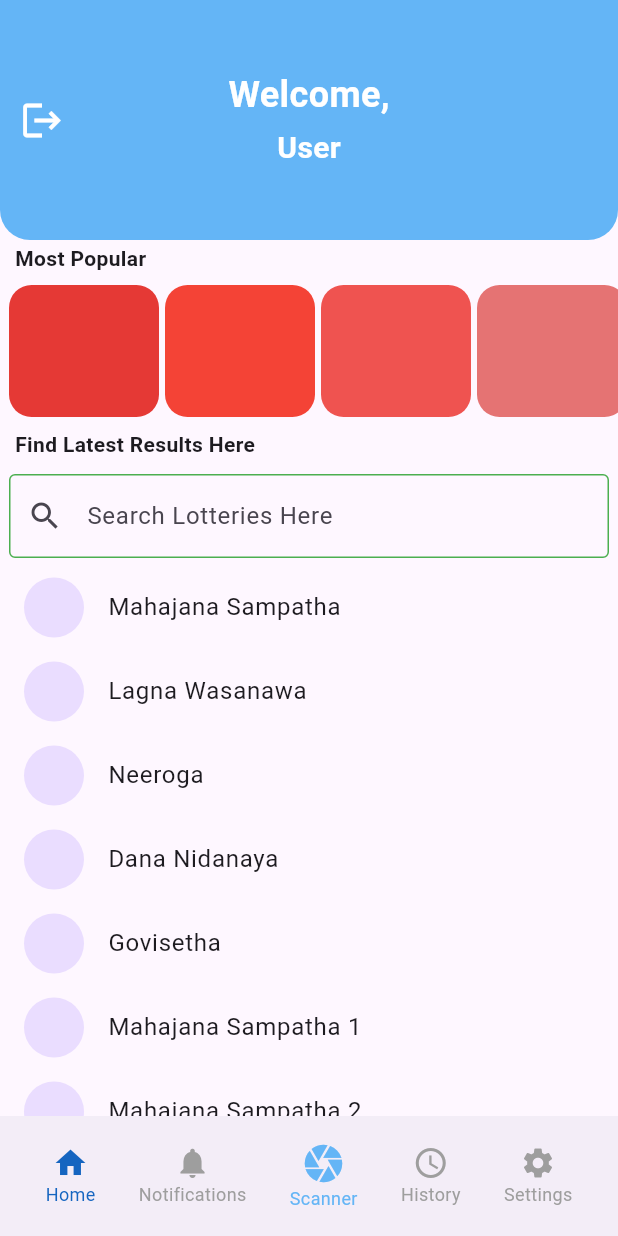
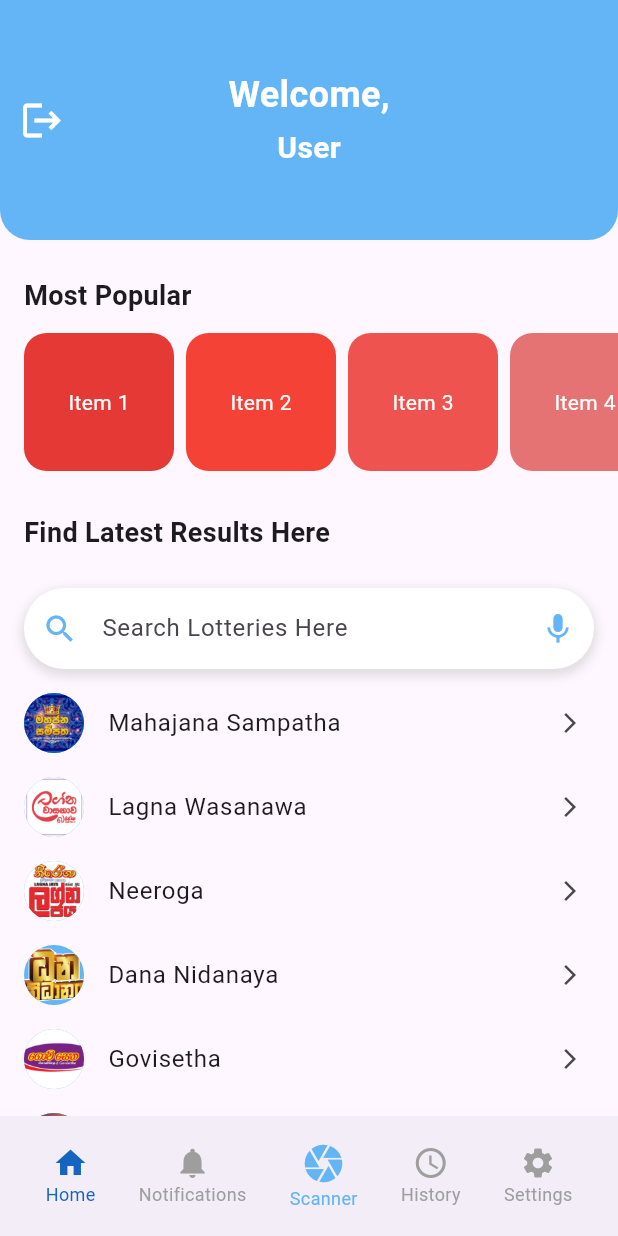
Before and after one commit to sumira/lottery-scanner-app, a Flutter app: the screen it shows after launch, on a phone screen of 412 x 824 dp. Run offline on Flutter 3.47's test engine with Material 3 defaults, Android fonts, the light colour scheme and no system bars; our stand-ins replace cloud_firestore, firebase_auth, firebase_core; accounts and stored records are empty.

Commit message:
Scaanner Ui created and addedd the ticket images to the tickets data model

```diff
--- a/lib/data_models/ticket.dart
+++ b/lib/data_models/ticket.dart
@@ -2,21 +2,23 @@ class Ticket {
   final String name;
   final String drawNumber;
   final String winningNumbers;
+  final String imagePath;
 
   Ticket(
     this.name,
     this.drawNumber,
     this.winningNumbers,
+    this.imagePath,
   );
 }
 
 List tickets = [
-  Ticket('Mahajana Sampatha', '', ''),
-  Ticket('Lagna Wasanawa', '', ''),
-  Ticket('Neeroga', '', ''),
-  Ticket('Dana Nidanaya', '', ''),
-  Ticket('Govisetha', '', ''),
-  Ticket('Mahajana Sampatha 1', '', ''),
-  Ticket('Mahajana Sampatha 2', '', ''),
-  Ticket('Mahajana Sampatha 3', '', ''),
+  Ticket('Mahajana Sampatha', '', '', "assets/mahajana_sampatha.jpeg"),
+  Ticket('Lagna Wasanawa', '', '', "assets/lagna_wasanawa.png"),
+  Ticket('Neeroga', '', '', "assets/neeroga.png"),
+  Ticket('Dana Nidanaya', '', '', "assets/dana_nidanaya.png"),
+  Ticket('Govisetha', '', '', "assets/govisetha.png"),
+  Ticket('Super Ball', '', '', "assets/super_ball.jpg"),
+  Ticket('Shanida Wasanawa', '', '', "assets/shanida_wasanawa.jpeg"),
+  Ticket('Jayoda', '', '', "assets/jayoda.jpg"),
 ];
--- a/lib/screens/home/home.dart
+++ b/lib/screens/home/home.dart
@@ -1,6 +1,7 @@
 import 'package:firebase_auth/firebase_auth.dart';
 import 'package:flutter/material.dart';
 import 'package:lottery_app/pages/login/signUp/login.dart';
+import 'package:lottery_app/pages/scanner.dart';
 import 'package:lottery_app/routes/routes.dart';
 import 'package:lottery_app/screens/home/home_page.dart';
 import 'package:lottery_app/pages/lottery_history.dart';
@@ -57,7 +58,7 @@ class _HomeState extends State<Home> {
   static final List<Widget> _pages = <Widget>[
     HomeScreen(),
     LotteryNotifications(),
-    HomeScreen(),
+    TicketScanner(),
     LotteryHistory(),
     SettingsPage(),
   ];
@@ -65,7 +66,8 @@ class _HomeState extends State<Home> {
   void _onItemTapped(int index) {
     if (index == 2) {
       // Open scanner
-      Navigator.of(context).pushNamed(RouteManager.scanner);
+      Navigator.of(context)
+          .push(MaterialPageRoute(builder: (context) => TicketScanner()));
     } else {
       setState(() {
         _selectedIndex = index;
--- a/lib/screens/home/home_page.dart
+++ b/lib/screens/home/home_page.dart
@@ -2,130 +2,116 @@ import 'package:flutter/material.dart';
 import 'package:lottery_app/data_models/ticket.dart';
 
 class HomeScreen extends StatelessWidget {
+  const HomeScreen({Key? key}) : super(key: key);
+
   @override
   Widget build(BuildContext context) {
-    //final screenWidth = MediaQuery.of(context).size.width;
+    return CustomScrollView(
+      slivers: [
+        SliverToBoxAdapter(child: _buildMostPopular()),
+        SliverToBoxAdapter(child: _buildLatestResultsSearch(context)),
+        SliverList(delegate: _buildTicketsList()),
+      ],
+    );
+  }
+
+  Widget _buildMostPopular() {
     return Column(
-      children: <Widget>[
-        const Row(
+      crossAxisAlignment: CrossAxisAlignment.start,
       children: [
-            Padding(padding: EdgeInsets.fromLTRB(10, 24, 0, 0)),
-            Text("Most Popular", style: TextStyle(fontWeight: FontWeight.bold)),
-          ],
+        const Padding(
+          padding: EdgeInsets.fromLTRB(16, 24, 16, 8),
+          child: Text(
+            "Most Popular",
+            style: TextStyle(fontSize: 18, fontWeight: FontWeight.bold),
+          ),
         ),
         SizedBox(
           height: 100,
-          child: ListView(
+          child: ListView.builder(
+            padding: const EdgeInsets.symmetric(horizontal: 12),
+            scrollDirection: Axis.horizontal,
+            itemCount: 6,
+            itemBuilder: (context, index) {
+              return Padding(
                 padding: const EdgeInsets.all(4.0),
-            scrollDirection: Axis.horizontal,
-            shrinkWrap: true,
-            children: [
-              Padding(
-                padding: const EdgeInsets.all(2.0),
-                child: ClipRRect(
-                  borderRadius: BorderRadius.circular(15),
-                  child: Container(
-                    padding: const EdgeInsets.only(right: 10),
-                    width: 100,
-                    color: Colors.red[600],
-                  ),
-                ),
-              ),
-              Padding(
-                padding: const EdgeInsets.all(2.0),
-                child: ClipRRect(
-                  borderRadius: BorderRadius.circular(15),
-                  child: Container(
-                    padding: const EdgeInsets.only(right: 10),
-                    width: 100,
-                    color: Colors.red[500],
-                  ),
-                ),
-              ),
-              Padding(
-                padding: const EdgeInsets.all(2.0),
                 child: ClipRRect(
                   borderRadius: BorderRadius.circular(15),
                   child: Container(
                     width: 100,
-                    color: Colors.red[400],
+                    color: Colors.red[(6 - index) * 100],
+                    child: Center(
+                      child: Text(
+                        'Item ${index + 1}',
+                        style: const TextStyle(color: Colors.white),
                       ),
                     ),
                   ),
-              Padding(
-                padding: const EdgeInsets.all(2.0),
-                child: ClipRRect(
-                  borderRadius: BorderRadius.circular(15),
-                  child: Container(
-                    width: 100,
-                    color: Colors.red[300],
                 ),
+              );
+            },
+          ),
+        ),
+      ],
+    );
+  }
+
+  Widget _buildLatestResultsSearch(BuildContext context) {
+    return Column(
+      crossAxisAlignment: CrossAxisAlignment.start,
+      children: [
+        const Padding(
+          padding: EdgeInsets.fromLTRB(16, 24, 16, 16),
+          child: Text(
+            "Find Latest Results Here",
+            style: TextStyle(fontSize: 18, fontWeight: FontWeight.bold),
           ),
         ),
         Padding(
-                padding: const EdgeInsets.all(2.0),
-                child: ClipRRect(
-                  borderRadius: BorderRadius.circular(15),
+          padding: const EdgeInsets.symmetric(horizontal: 16, vertical: 8),
           child: Container(
-                    width: 100,
-                    color: Colors.red[200],
+            decoration: BoxDecoration(
+              color: Colors.white,
+              borderRadius: BorderRadius.circular(30),
+              boxShadow: [
+                BoxShadow(
+                  color: Colors.grey.withOpacity(0.3),
+                  spreadRadius: 2,
+                  blurRadius: 5,
+                  offset: const Offset(0, 3),
                 ),
+              ],
             ),
+            child: TextField(
+              decoration: InputDecoration(
+                hintText: "Search Lotteries Here",
+                prefixIcon: Icon(Icons.search, color: Colors.blue[300]),
+                suffixIcon: Icon(Icons.mic, color: Colors.blue[300]),
+                border: InputBorder.none,
+                contentPadding: const EdgeInsets.symmetric(vertical: 15),
               ),
-              Padding(
-                padding: const EdgeInsets.all(2.0),
-                child: ClipRRect(
-                  borderRadius: BorderRadius.circular(15),
-                  child: Container(
-                    width: 100,
-                    color: Colors.red[100],
             ),
           ),
         ),
       ],
+    );
+  }
+
+  SliverChildBuilderDelegate _buildTicketsList() {
+    return SliverChildBuilderDelegate(
+      (BuildContext context, int index) {
+        return ListTile(
+          leading: CircleAvatar(
+            backgroundImage: AssetImage(
+              tickets[index].imagePath,
             ),
-        ),
-        const Row(
-          children: [
-            Padding(padding: EdgeInsets.fromLTRB(10, 24, 0, 0)),
-            Text("Find Latest Results Here",
-                style: TextStyle(fontWeight: FontWeight.bold)),
-          ],
-        ),
-        const Padding(
-          padding: EdgeInsets.only(top: 8, left: 6, right: 6),
-          child: TextField(
-            decoration: InputDecoration(
-                prefixIcon: Icon(Icons.search),
-                hintText: "Search Lotteries Here",
-                focusedBorder: OutlineInputBorder(
-                  borderSide: BorderSide(color: Colors.red),
-                ),
-                enabledBorder: OutlineInputBorder(
-                    borderSide: BorderSide(color: Colors.green))),
-          ),
-        ),
-        const SizedBox(
-          height: 5,
-        ),
-        Expanded(
-          child: ListView.builder(
-              itemCount: tickets.length,
-              itemBuilder: (BuildContext context, int index) {
-                return ListTile(
-                  leading: const CircleAvatar(
-                    backgroundImage: null,
+            backgroundColor: Colors.blue[300],
           ),
           title: Text(tickets[index].name),
+          trailing: const Icon(Icons.arrow_forward_ios, size: 16),
         );
-              }),
-        )
-      ],
+      },
+      childCount: tickets.length,
     );
   }
 }
-
-
-// CustomButton(
-//             onTab:
-//             text: "Logout"),
```
Also changed, not shown: lib/pages/scanner.dart (+89 -3 lines), pubspec.yaml (+8 -0 lines), assets/dana_nidanaya.png (added), assets/govisetha.png (added), assets/jayoda.jpg (added), assets/lagna_wasanawa.png (added), assets/mahajana_sampatha.jpeg (added), assets/neeroga.png (added), assets/shanida_wasanawa.jpeg (added), assets/super_ball.jpg (added). Lines whose indentation alone changed are shown as unchanged.
